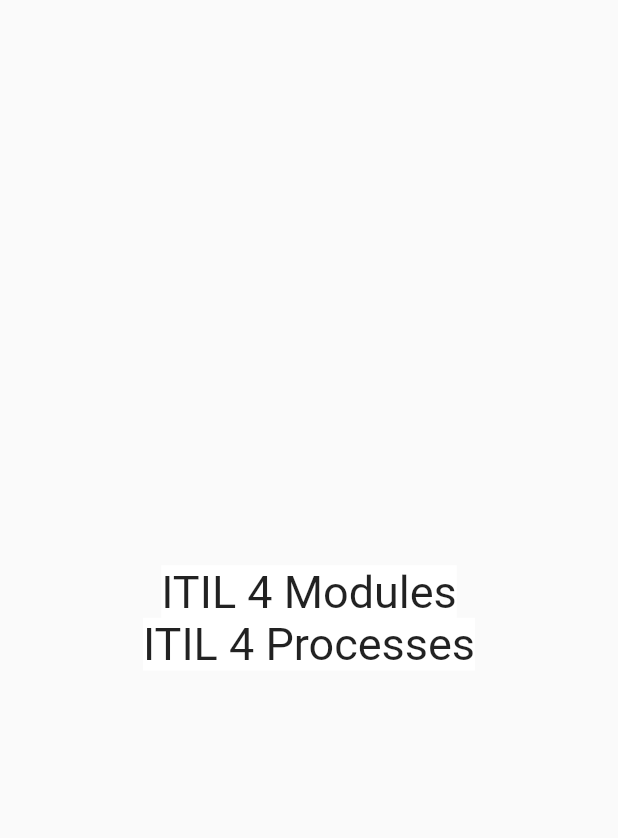
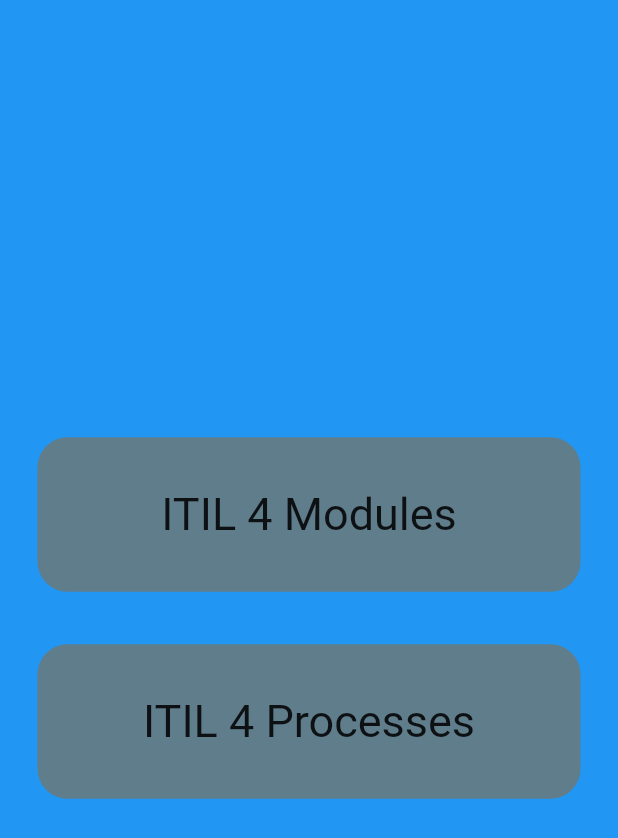
Before and after one commit to ElifEsen/ITMS-MobileApp-Project, a Flutter app: the secondaryPage screen opened directly, on a phone screen of 412 x 824 dp. Shown: the top 838 px of the screen. Run offline on Flutter 3.47's test engine with Material 2 defaults, Android fonts, the light colour scheme and no system bars.

Commit message:
secondaryPage

```diff
--- a/itms_project/lib/secondaryPage.dart
+++ b/itms_project/lib/secondaryPage.dart
@@ -1,10 +1,12 @@
 import 'package:flutter/material.dart';
 import 'package:itms_project/Modules/modulesIntro.dart';
+import 'package:itms_project/Processes/processesIntro.dart';
 
 class secondaryPage extends StatelessWidget {
   @override
   Widget build(BuildContext context) {
     return Scaffold(
+      backgroundColor: Colors.blue,
       body: Center(
         child: Container(
           child: Column(
@@ -17,14 +19,42 @@
                         MaterialPageRoute(
                             builder: (BuildContext context) => modulesIntro()));
                   },
+                  child: Container(
+                    alignment: Alignment.center,
+                    width: MediaQuery.of(context).size.width - 50,
+                    height: MediaQuery.of(context).size.height / 8,
+                    decoration: BoxDecoration(
+                      color: Colors.blueGrey,
+                      borderRadius: BorderRadiusDirectional.circular(20.0),
+                    ),
+                    child: Text(
+                      "ITIL 4 Modules",
+                      style: TextStyle(fontSize: 30.0),
+                    ),
+                  )),
+              SizedBox(
+                height: 35.0,
+              ),
+              InkWell(
+                onTap: () {
+                  Navigator.push(
+                      context,
+                      MaterialPageRoute(
+                          builder: (BuildContext context) => processesIntro()));
+                },
+                child: Container(
+                  alignment: Alignment.center,
+                  width: MediaQuery.of(context).size.width - 50,
+                  height: MediaQuery.of(context).size.height / 8,
+                  decoration: BoxDecoration(
+                    color: Colors.blueGrey,
+                    borderRadius: BorderRadiusDirectional.circular(20.0),
+                  ),
                   child: Text(
-                    "ITIL 4 Modules",
-                    style: TextStyle(
-                        fontSize: 30.0, backgroundColor: Colors.white),
-                  )),
-              Text(
-                "ITIL 4 Processes",
-                style: TextStyle(fontSize: 30.0, backgroundColor: Colors.white),
+                    "ITIL 4 Processes",
+                    style: TextStyle(fontSize: 30.0),
+                  ),
+                ),
               )
             ],
           ),
```
